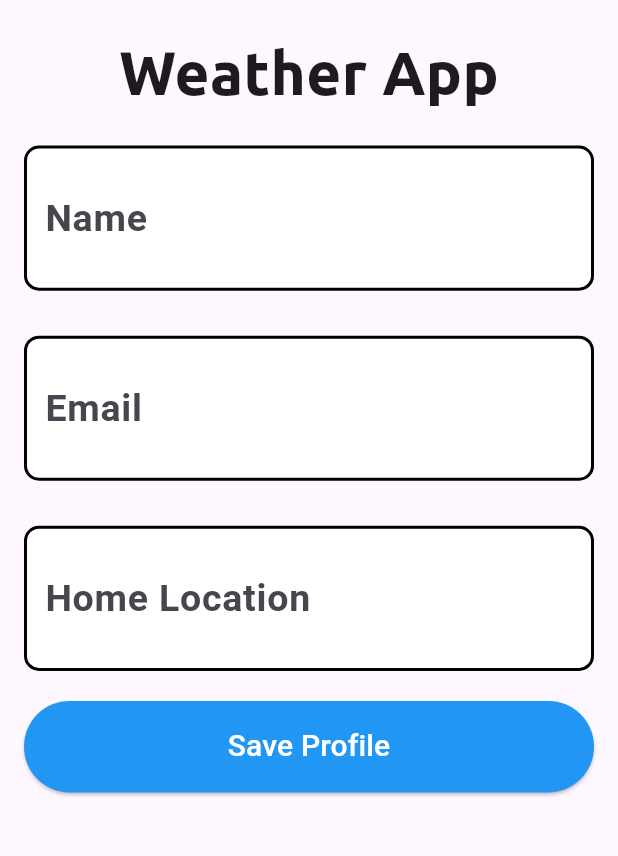
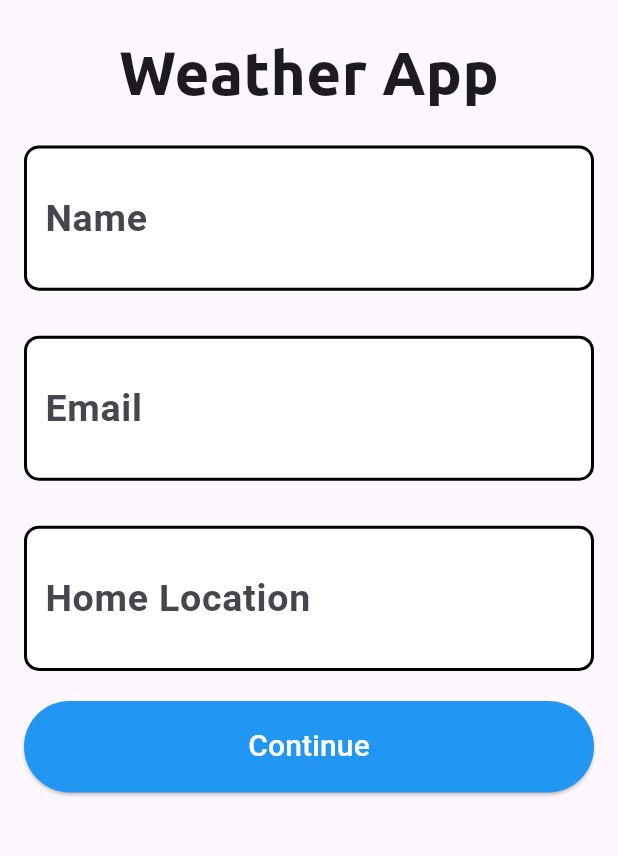
Before and after one commit to Mohit14036/climate-app, a Flutter app: the UserProfileScreen screen opened directly, on a phone screen of 412 x 824 dp, the part 324-1180 px from its top. Run offline on Flutter 3.47's test engine with Material 3 defaults, Android fonts, the phone set to English and light mode, and no system bars; our stand-ins replace shared_preferences; accounts and stored records are empty.

Commit message:
Profile Page

```diff
--- a/lib/user_profile_screen.dart
+++ b/lib/user_profile_screen.dart
@@ -142,7 +142,7 @@ class _UserProfileScreenState extends State<UserProfileScreen> {
                         ),
                         child: Padding(
                           padding: EdgeInsets.symmetric(vertical: 16.0),
-                          child: Text('Save Profile', style: TextStyle(fontSize: 20,
+                          child: Text('Continue', style: TextStyle(fontSize: 20,
                           color: Colors.white)),
                         ),
                       ),
```
